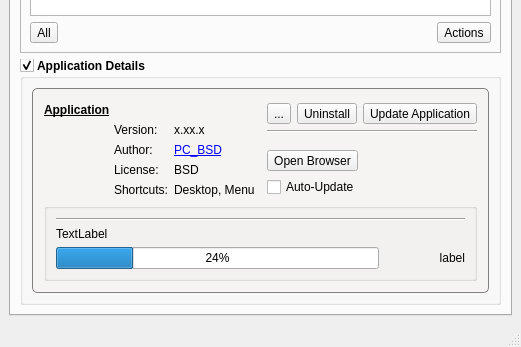
Qt form src-qt4/pc-softwaremanager/mainUI.ui (trueos/pcbsd) before a commit; both pictures show x 0 to 521 and y 206 to 553 of the 521 by 553 pixel window.
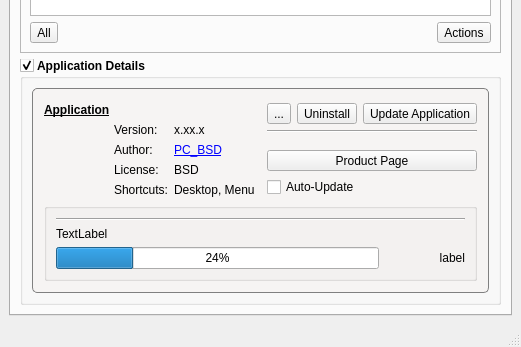
The same form after that commit. Icons and pictures are not drawn.

Commit message: Update the text for the browser button in the AppCafe UI.

```diff
--- a/src-qt4/pc-softwaremanager/mainUI.ui
+++ b/src-qt4/pc-softwaremanager/mainUI.ui
@@ -408,11 +408,17 @@
                 </item>
                 <item>
                  <widget class="QToolButton" name="tool_install_gotobrowserpage">
+                  <property name="sizePolicy">
+                   <sizepolicy hsizetype="Preferred" vsizetype="Preferred">
+                    <horstretch>0</horstretch>
+                    <verstretch>0</verstretch>
+                   </sizepolicy>
+                  </property>
                   <property name="statusTip">
                    <string>Open the browser page for the selected application</string>
                   </property>
                   <property name="text">
-                   <string>Open Browser</string>
+                   <string>Product Page</string>
                   </property>
                   <property name="icon">
                    <iconset resource="SoftwareManager.qrc">
```
